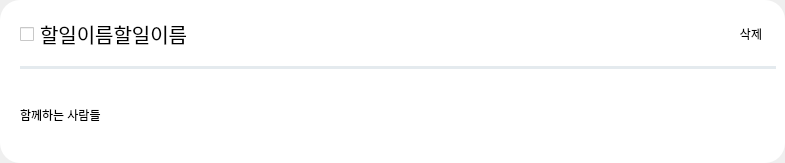
First picture: the form in code/front/ui/todo_list.ui, repository guaba98/TeamCollaborationTool, before the edit.
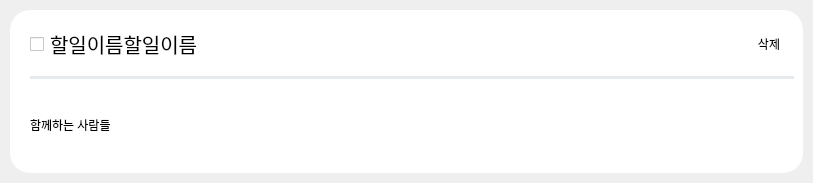
Second picture: the form after the edit.

```diff
--- a/code/front/ui/todo_list.ui
+++ b/code/front/ui/todo_list.ui
@@ -6,8 +6,8 @@
    <rect>
     <x>0</x>
     <y>0</y>
-    <width>785</width>
-    <height>163</height>
+    <width>813</width>
+    <height>183</height>
    </rect>
   </property>
   <property name="windowTitle">
@@ -18,16 +18,16 @@
     <number>0</number>
    </property>
    <property name="leftMargin">
-    <number>0</number>
+    <number>10</number>
    </property>
    <property name="topMargin">
-    <number>0</number>
+    <number>10</number>
    </property>
    <property name="rightMargin">
-    <number>0</number>
+    <number>10</number>
    </property>
    <property name="bottomMargin">
-    <number>0</number>
+    <number>10</number>
    </property>
    <item>
     <widget class="QFrame" name="main_frame">
@@ -39,7 +39,7 @@
      </property>
      <property name="maximumSize">
       <size>
-       <width>785</width>
+       <width>3421234</width>
        <height>163</height>
       </size>
      </property>
```
